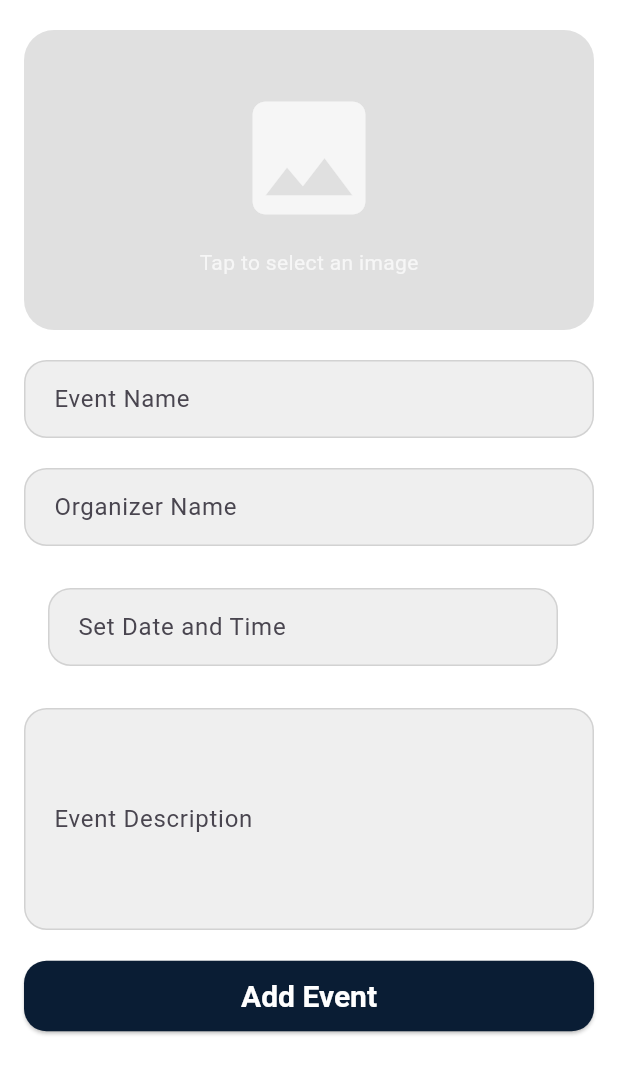
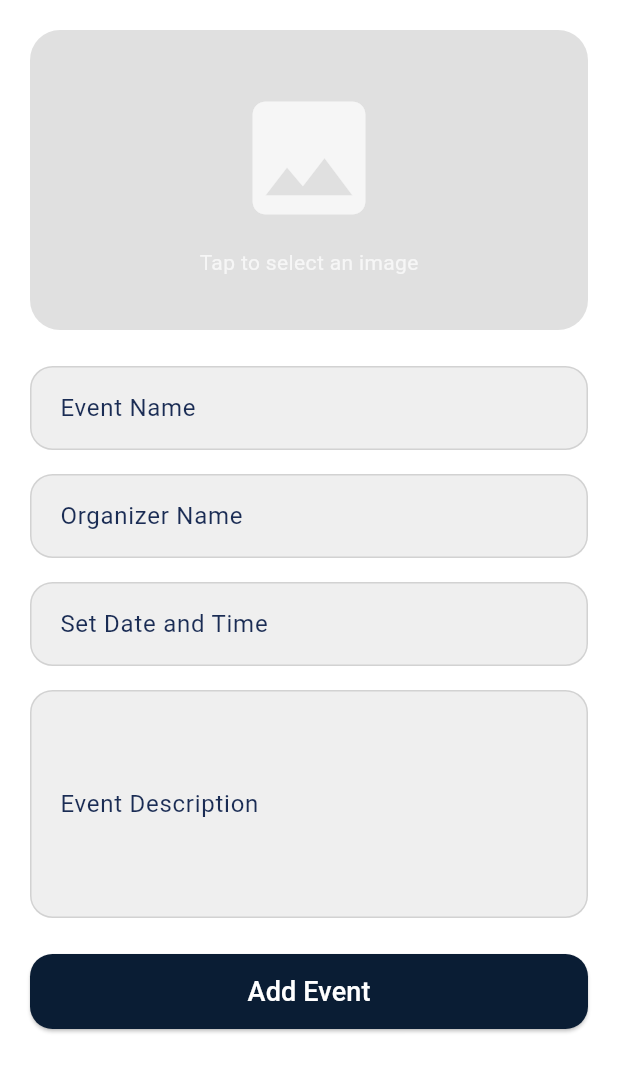
Before and after one commit to Izumi10shii/EventEaseURSB, a Flutter app: the AdminAddEventPage screen opened by its route, on a phone screen of 412 x 824 dp. Shown: the top 1074 px of the screen. Run offline on Flutter 3.47's test engine with Material 3 defaults, Android fonts, the light colour scheme and no system bars; our stand-ins replace cloud_firestore, firebase_auth, firebase_core, table_calendar; accounts and stored records are empty.

```diff
--- a/lib/admin_pages/admin_add_event_page.dart
+++ b/lib/admin_pages/admin_add_event_page.dart
@@ -37,7 +37,7 @@ class _AdminAddEventPageState extends State<AdminAddEventPage> {
       );
     }
   }
-  */
+*/
 
   Future<void> _pickDateTime() async {
     final DateTime? pickedDate = await showDatePicker(
@@ -70,13 +70,14 @@ class _AdminAddEventPageState extends State<AdminAddEventPage> {
   }
 
   Future<void> _uploadEvent() async {
-    if (_selectedImage == null ||
+    if (
+        // _selectedImage == null ||   // Commented out image validation
         _eventNameController.text.isEmpty ||
         _eventDateController.text.isEmpty ||
         _eventDescriptionController.text.isEmpty ||
         _organizerNameController.text.isEmpty) {
       ScaffoldMessenger.of(context).showSnackBar(
-        SnackBar(content: Text("Please fill in all fields and select an image.")),
+        SnackBar(content: Text("Please fill in all fields.")), // Updated text too
       );
       return;
     }
@@ -86,17 +87,18 @@ class _AdminAddEventPageState extends State<AdminAddEventPage> {
     });
 
     try {
-      // Convert image to base64
+      /*
       final bytes = await _selectedImage!.readAsBytes();
       final base64Image = base64Encode(bytes);
+      */
 
-      // Save event details and image to Firestore
-      await FirebaseFirestore.instance.collection('events').add({
+      // Updated collection name to 'event_info'
+      await FirebaseFirestore.instance.collection('event_info').add({
         'name': _eventNameController.text.trim(),
         'date': _eventDateController.text.trim(),
         'description': _eventDescriptionController.text.trim(),
         'organizer': _organizerNameController.text.trim(),
-        'imageBase64': base64Image,
+        //'imageBase64': base64Image, // Image not added yet
         'createdAt': FieldValue.serverTimestamp(),
       });
 
@@ -129,11 +131,11 @@ class _AdminAddEventPageState extends State<AdminAddEventPage> {
       backgroundColor: Colors.white,
       body: SafeArea(
         child: ListView(
-          padding: EdgeInsets.symmetric(horizontal: 16, vertical: 20),
+          padding: EdgeInsets.all(20),
           children: [
             // Event Image Section
             GestureDetector(
-              //onTap: _pickImage,
+              //onTap: _pickImage, // Commented out tap
               child: Container(
                 width: double.infinity,
                 height: 200,
@@ -167,63 +169,53 @@ class _AdminAddEventPageState extends State<AdminAddEventPage> {
               ),
             ),
 
-            SizedBox(height: 20),
+            SizedBox(height: 24),
 
             // Event Name Field
             _buildTextField("Event Name", controller: _eventNameController),
 
-            SizedBox(height: 20),
+            SizedBox(height: 16),
 
             // Organizer Name Field
             _buildTextField("Organizer Name", controller: _organizerNameController),
 
-            SizedBox(height: 20),
+            SizedBox(height: 16),
 
-            // Set Date Field
-            ListTile(
-              title: TextField(
-                controller: _eventDateController,
-                readOnly: true,
-                decoration: InputDecoration(
-                  labelText: "Set Date and Time",
-                  filled: true,
-                  fillColor: Color(0xFFEFEFEF),
-                  contentPadding: EdgeInsets.symmetric(vertical: 14, horizontal: 16),
-                  enabledBorder: OutlineInputBorder(
+            // Date Field with consistent style
+            TextField(
+              controller: _eventDateController,
+              readOnly: true,
+              decoration: _getInputDecoration("Set Date and Time"),
+              onTap: _pickDateTime,
+            ),
+
+            SizedBox(height: 16),
+
+            // Event Description Field
+            _buildTextField("Event Description",
+              controller: _eventDescriptionController,
+              maxLines: 5
+            ),
+
+            SizedBox(height: 24),
+
+            // Add Event Button
+            SizedBox(
+              width: double.infinity,
+              height: 50,
+              child: ElevatedButton(
+                style: ElevatedButton.styleFrom(
+                  backgroundColor: Color(0xFF0A1D34),
+                  foregroundColor: Colors.white,
+                  shape: RoundedRectangleBorder(
                     borderRadius: BorderRadius.circular(15),
-                    borderSide: BorderSide(color: Colors.black12),
-                  ),
-                  focusedBorder: OutlineInputBorder(
-                    borderRadius: BorderRadius.circular(15),
-                    borderSide: BorderSide(color: Color(0xFF1A2C54), width: 2),
                   ),
                 ),
-                onTap: _pickDateTime,
+                onPressed: _isUploading ? null : _uploadEvent,
+                child: _isUploading
+                    ? CircularProgressIndicator(color: Colors.white)
+                    : Text("Add Event", style: TextStyle(fontSize: 18)),
               ),
-            ),
-
-            SizedBox(height: 20),
-
-            // Event Description Field
-            _buildTextField("Event Description", controller: _eventDescriptionController, maxLines: 5),
-
-            SizedBox(height: 20),
-
-            // Add Event Button
-            ElevatedButton(
-              style: ElevatedButton.styleFrom(
-                backgroundColor: Color(0xFF0A1D34),
-                foregroundColor: Colors.white,
-                padding: EdgeInsets.symmetric(vertical: 12),
-                shape: RoundedRectangleBorder(
-                  borderRadius: BorderRadius.circular(15),
-                ),
-                textStyle: TextStyle(fontSize: 20, fontWeight: FontWeight.bold),
-              ),
-              onPressed: _isUploading ? null : _uploadEvent,
-              child: _isUploading
-                  ? CircularProgressIndicator(color: Colors.white)
-                  : Text("Add Event"),
             ),
           ],
         ),
@@ -231,24 +223,38 @@ class _AdminAddEventPageState extends State<AdminAddEventPage> {
     );
   }
 
-  // Helper method to build text fields
+  // Updated helper method for consistent text field styling
   Widget _buildTextField(String label, {TextEditingController? controller, int maxLines = 1}) {
     return TextField(
       controller: controller,
       maxLines: maxLines,
-      decoration: InputDecoration(
-        labelText: label,
-        filled: true,
-        fillColor: Color(0xFFEFEFEF),
-        contentPadding: EdgeInsets.symmetric(vertical: 14, horizontal: 16),
-        enabledBorder: OutlineInputBorder(
-          borderRadius: BorderRadius.circular(15),
-          borderSide: BorderSide(color: Colors.black12),
-        ),
-        focusedBorder: OutlineInputBorder(
-          borderRadius: BorderRadius.circular(15),
-          borderSide: BorderSide(color: Color(0xFF1A2C54), width: 2),
-        ),
+      decoration: _getInputDecoration(label),
+    );
+  }
+
+  // New method for consistent input decoration
+  InputDecoration _getInputDecoration(String label) {
+    return InputDecoration(
+      labelText: label,
+      labelStyle: TextStyle(color: Color(0xFF1A2C54)),
+      filled: true,
+      fillColor: Color(0xFFEFEFEF),
+      contentPadding: EdgeInsets.symmetric(vertical: 16, horizontal: 16),
+      enabledBorder: OutlineInputBorder(
+        borderRadius: BorderRadius.circular(15),
+        borderSide: BorderSide(color: Colors.black12),
+      ),
+      focusedBorder: OutlineInputBorder(
+        borderRadius: BorderRadius.circular(15),
+        borderSide: BorderSide(color: Color(0xFF1A2C54), width: 2),
+      ),
+      errorBorder: OutlineInputBorder(
+        borderRadius: BorderRadius.circular(15),
+        borderSide: BorderSide(color: Colors.red),
+      ),
+      focusedErrorBorder: OutlineInputBorder(
+        borderRadius: BorderRadius.circular(15),
+        borderSide: BorderSide(color: Colors.red, width: 2),
       ),
     );
   }
```
Also changed, not shown: lib/pages/home_page.dart (+97 -4 lines).
